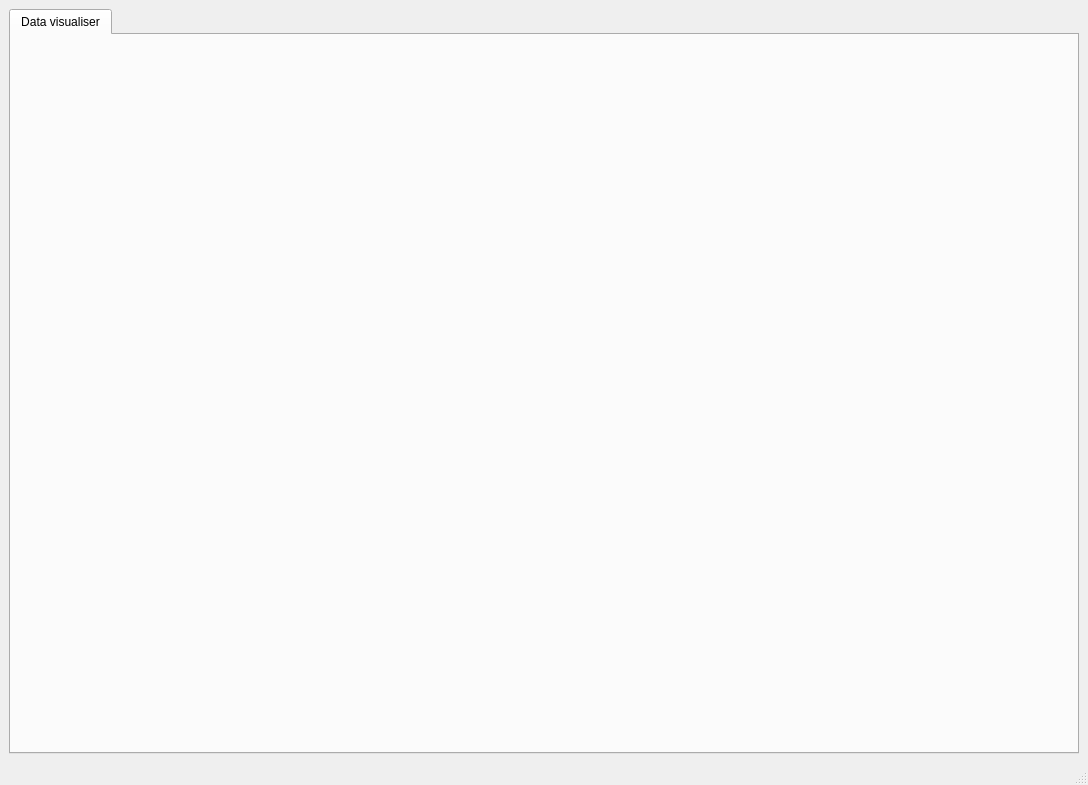
The window that iris/resources/main_analyser.ui (The-Thomas-Lab-UCL/orm-iris) describes before a commit, drawn with Qt 5.
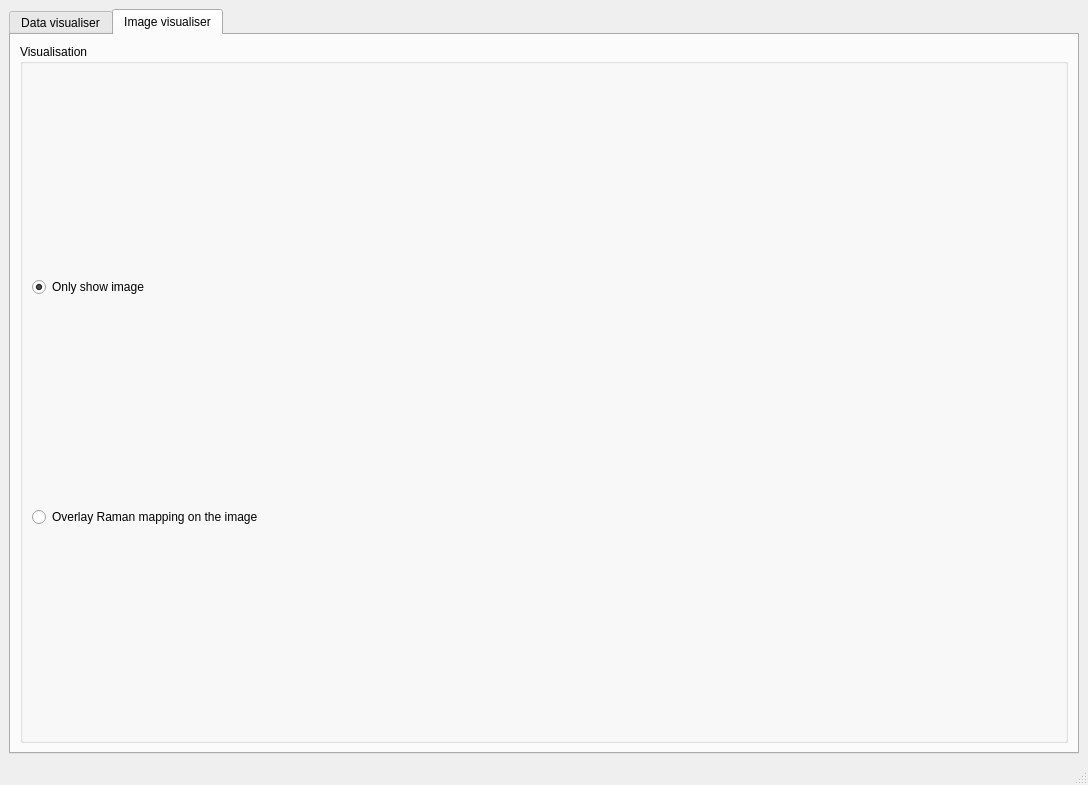
The same window after the commit. The open tabs and pages were chosen to show the change.

Commit message: main_analyser: heatmap overlay added

Diff of the .ui file:
```diff
--- a/iris/resources/main_analyser.ui
+++ b/iris/resources/main_analyser.ui
@@ -42,6 +42,62 @@
           </item>
          </layout>
         </widget>
+        <widget class="QWidget" name="tab_2">
+         <attribute name="title">
+          <string>Image visualiser</string>
+         </attribute>
+         <layout class="QHBoxLayout" name="horizontalLayout">
+          <item>
+           <layout class="QVBoxLayout" name="verticalLayout_3">
+            <item>
+             <layout class="QVBoxLayout" name="lyt_datahubImg"/>
+            </item>
+            <item>
+             <layout class="QVBoxLayout" name="lyt_datahubMap"/>
+            </item>
+            <item>
+             <layout class="QVBoxLayout" name="lyt_options">
+              <item>
+               <widget class="QGroupBox" name="groupBox">
+                <property name="sizePolicy">
+                 <sizepolicy hsizetype="Preferred" vsizetype="Minimum">
+                  <horstretch>0</horstretch>
+                  <verstretch>0</verstretch>
+                 </sizepolicy>
+                </property>
+                <property name="title">
+                 <string>Visualisation</string>
+                </property>
+                <layout class="QVBoxLayout" name="verticalLayout_4">
+                 <item>
+                  <widget class="QRadioButton" name="rad_onlyImg">
+                   <property name="text">
+                    <string>Only show image</string>
+                   </property>
+                   <property name="checked">
+                    <bool>true</bool>
+                   </property>
+                  </widget>
+                 </item>
+                 <item>
+                  <widget class="QRadioButton" name="rad_overlay">
+                   <property name="text">
+                    <string>Overlay Raman mapping on the image</string>
+                   </property>
+                  </widget>
+                 </item>
+                </layout>
+               </widget>
+              </item>
+             </layout>
+            </item>
+           </layout>
+          </item>
+          <item>
+           <layout class="QVBoxLayout" name="lyt_plotter"/>
+          </item>
+         </layout>
+        </widget>
        </widget>
       </item>
      </layout>
```
Left out of the diff: 2 changed lines with no effect on the pictures. The commit also changes 6 other files.
